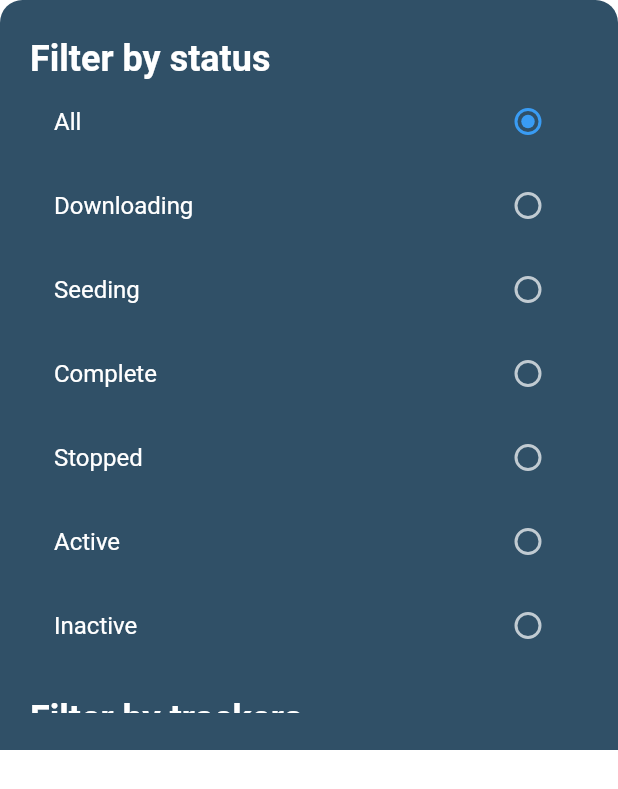
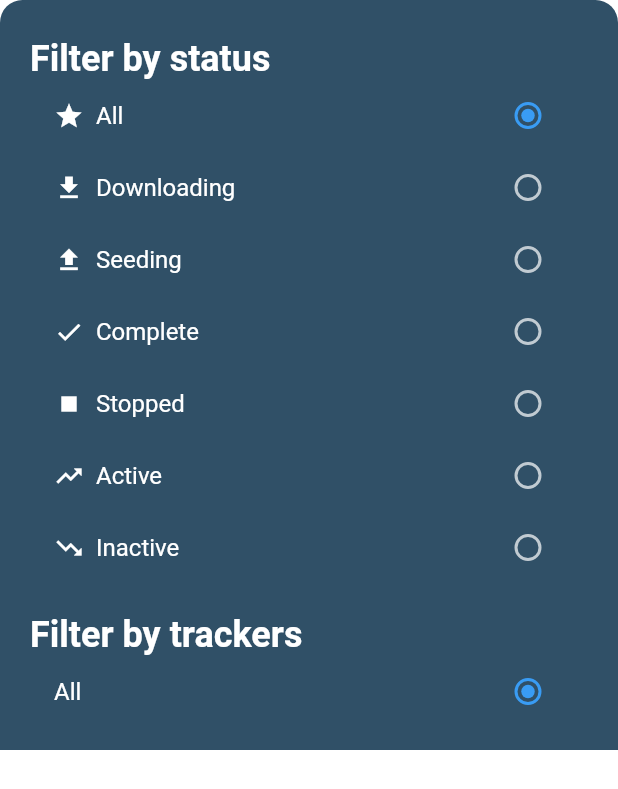
Before and after one commit to CCExtractor/Flood_Mobile, a Flutter app: the FilterByStatus widget shown alone on an empty page, opened directly, on a phone screen of 412 x 824 dp. Shown: the top 789 px of the screen. Run offline on Flutter 3.47's test engine with Material 2 defaults, Android fonts, the phone set to English and light mode, and no system bars; our stand-ins replace badges, chewie, dio, expansion_tile_card, file_picker, flutter_keyboard_visibility and 13 more; missing offline and left inert: clipboard, duration, flutter_downloader, json_patch, pull_to_reveal; accounts and stored records are empty; Roboto replaces fonts that are missing (Montserrat).

Commit message:
Modifies applied filter display UI

```diff
--- a/lib/Components/filter_by_status.dart
+++ b/lib/Components/filter_by_status.dart
@@ -48,6 +48,12 @@ class _FilterByStatusState extends State<FilterByStatus> {
                     fontSize: 24,
                     fontWeight: FontWeight.bold)),
             ListTile(
+              leading: Icon(
+                Icons.star_sharp,
+                size: 20,
+              ),
+              minLeadingWidth: 2,
+              visualDensity: VisualDensity(horizontal: -4, vertical: -2),
               title: Text('All',
                   style: TextStyle(
                       color: ThemeProvider.theme.textTheme.bodyText1?.color,
@@ -66,6 +72,12 @@ class _FilterByStatusState extends State<FilterByStatus> {
               ),
             ),
             ListTile(
+              leading: Icon(
+                Icons.download,
+                size: 20,
+              ),
+              minLeadingWidth: 2,
+              visualDensity: VisualDensity(horizontal: -4, vertical: -2),
               title: Text('Downloading',
                   style: TextStyle(
                       color: ThemeProvider.theme.textTheme.bodyText1?.color,
@@ -84,6 +96,12 @@ class _FilterByStatusState extends State<FilterByStatus> {
               ),
             ),
             ListTile(
+              leading: Icon(
+                Icons.upload_sharp,
+                size: 20,
+              ),
+              minLeadingWidth: 2,
+              visualDensity: VisualDensity(horizontal: -4, vertical: -2),
               title: Text('Seeding',
                   style: TextStyle(
                       color: ThemeProvider.theme.textTheme.bodyText1?.color,
@@ -102,6 +120,12 @@ class _FilterByStatusState extends State<FilterByStatus> {
               ),
             ),
             ListTile(
+              leading: Icon(
+                Icons.done,
+                size: 20,
+              ),
+              minLeadingWidth: 2,
+              visualDensity: VisualDensity(horizontal: -4, vertical: -2),
               title: Text('Complete',
                   style: TextStyle(
                       color: ThemeProvider.theme.textTheme.bodyText1?.color,
@@ -120,6 +144,12 @@ class _FilterByStatusState extends State<FilterByStatus> {
               ),
             ),
             ListTile(
+              leading: Icon(
+                Icons.stop,
+                size: 20,
+              ),
+              minLeadingWidth: 2,
+              visualDensity: VisualDensity(horizontal: -4, vertical: -2),
               title: Text('Stopped',
                   style: TextStyle(
                       color: ThemeProvider.theme.textTheme.bodyText1?.color,
@@ -138,6 +168,12 @@ class _FilterByStatusState extends State<FilterByStatus> {
               ),
             ),
             ListTile(
+              leading: Icon(
+                Icons.trending_up_outlined,
+                size: 20,
+              ),
+              minLeadingWidth: 2,
+              visualDensity: VisualDensity(horizontal: -4, vertical: -2),
               title: Text('Active',
                   style: TextStyle(
                       color: ThemeProvider.theme.textTheme.bodyText1?.color,
@@ -156,6 +192,12 @@ class _FilterByStatusState extends State<FilterByStatus> {
               ),
             ),
             ListTile(
+              leading: Icon(
+                Icons.trending_down_outlined,
+                size: 20,
+              ),
+              minLeadingWidth: 2,
+              visualDensity: VisualDensity(horizontal: -4, vertical: -2),
               title: Text('Inactive',
                   style: TextStyle(
                       color: ThemeProvider.theme.textTheme.bodyText1?.color,
@@ -182,6 +224,8 @@ class _FilterByStatusState extends State<FilterByStatus> {
                     fontSize: 24,
                     fontWeight: FontWeight.bold)),
             ListTile(
+              minLeadingWidth: 2,
+              visualDensity: VisualDensity(horizontal: -4, vertical: -2),
               title: Text('All',
                   style: TextStyle(
                       color: ThemeProvider.theme.textTheme.bodyText1?.color,
@@ -205,10 +249,12 @@ class _FilterByStatusState extends State<FilterByStatus> {
                 itemCount: trackerURIsList.length,
                 itemBuilder: (BuildContext context, int index) {
                   return ListTile(
+                    minLeadingWidth: 2,
+                    visualDensity: VisualDensity(horizontal: -4, vertical: -2),
                     title: Text(trackerURIsList[index].toString(),
                         style: TextStyle(
                             color:
-                                ThemeProvider.theme.textTheme.bodyText1?.color,
+                            ThemeProvider.theme.textTheme.bodyText1?.color,
                             fontFamily: 'Montserrat',
                             fontSize: 16,
                             fontWeight: FontWeight.normal)),
```
Also changed, not shown: lib/Pages/torrent_screen.dart (+31 -81 lines).
